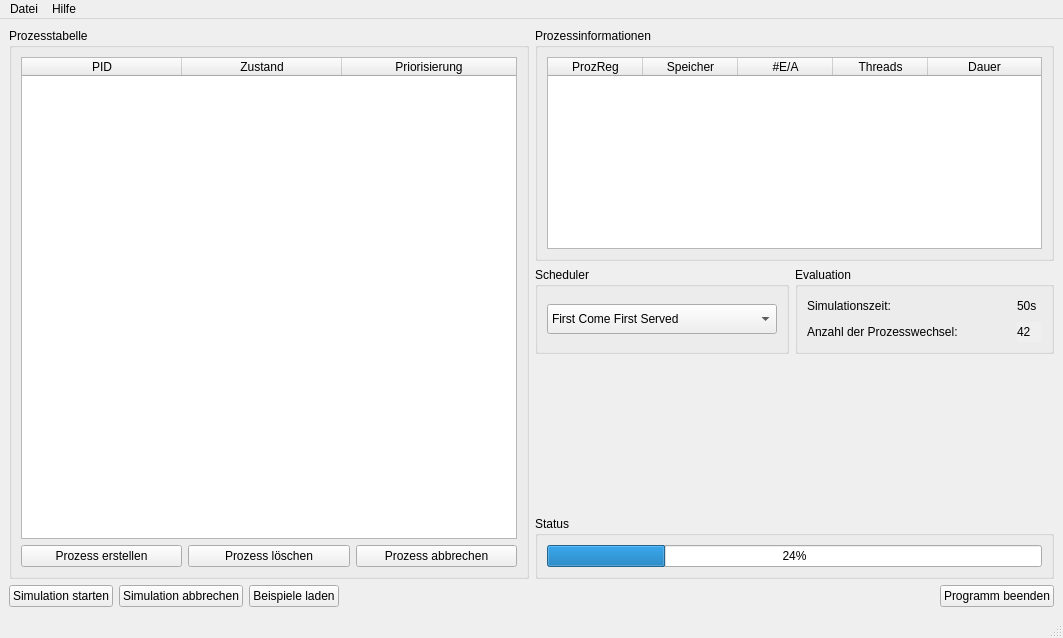
Old version of the form Betriebssysteme_Scheduler/mainwindow.ui in the repository Baffmer/Betriebssysteme_Scheduler.
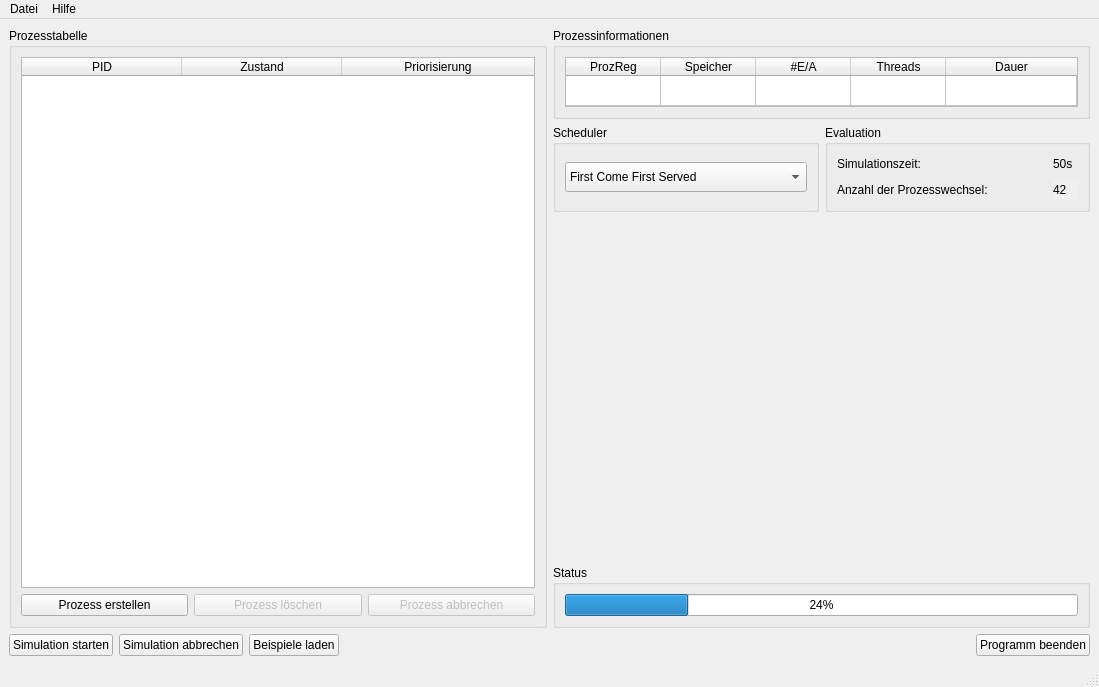
New version of the form.

Patch:
```diff
--- a/Betriebssysteme_Scheduler/mainwindow.ui
+++ b/Betriebssysteme_Scheduler/mainwindow.ui
@@ -6,8 +6,8 @@
    <rect>
     <x>0</x>
     <y>0</y>
-    <width>1063</width>
-    <height>638</height>
+    <width>1099</width>
+    <height>687</height>
    </rect>
   </property>
   <property name="minimumSize">
@@ -71,7 +71,7 @@
             <bool>true</bool>
            </attribute>
            <attribute name="verticalHeaderVisible">
-            <bool>true</bool>
+            <bool>false</bool>
            </attribute>
            <column>
             <property name="text">
@@ -101,13 +101,22 @@
            </item>
            <item>
             <widget class="QPushButton" name="pushButtonProzessLoeschen">
+             <property name="enabled">
+              <bool>false</bool>
+             </property>
              <property name="text">
               <string>Prozess löschen</string>
              </property>
+             <property name="checkable">
+              <bool>false</bool>
+             </property>
             </widget>
            </item>
            <item>
             <widget class="QPushButton" name="pushButtonProzessAbbrechen">
+             <property name="enabled">
+              <bool>false</bool>
+             </property>
              <property name="text">
               <string>Prozess abbrechen</string>
              </property>
@@ -128,12 +137,24 @@
           <layout class="QVBoxLayout" name="verticalLayout_2">
            <item>
             <widget class="QTableWidget" name="tableWidgetProzessinformationen">
+             <property name="sizePolicy">
+              <sizepolicy hsizetype="Preferred" vsizetype="Preferred">
+               <horstretch>0</horstretch>
+               <verstretch>0</verstretch>
+              </sizepolicy>
+             </property>
              <property name="minimumSize">
               <size>
                <width>0</width>
                <height>0</height>
               </size>
              </property>
+             <property name="maximumSize">
+              <size>
+               <width>16777215</width>
+               <height>50</height>
+              </size>
+             </property>
              <property name="alternatingRowColors">
               <bool>false</bool>
              </property>
@@ -141,7 +162,7 @@
               <enum>QAbstractItemView::NoSelection</enum>
              </property>
              <property name="rowCount">
-              <number>0</number>
+              <number>1</number>
              </property>
              <property name="columnCount">
               <number>5</number>
@@ -152,6 +173,10 @@
              <attribute name="horizontalHeaderStretchLastSection">
               <bool>true</bool>
              </attribute>
+             <attribute name="verticalHeaderVisible">
+              <bool>false</bool>
+             </attribute>
+             <row/>
              <column>
               <property name="text">
                <string>ProzReg</string>
@@ -426,7 +451,7 @@
     <rect>
      <x>0</x>
      <y>0</y>
-     <width>1063</width>
+     <width>1099</width>
      <height>21</height>
     </rect>
    </property>
```
Left out of the diff: 3 changed lines with no effect on the pictures.
